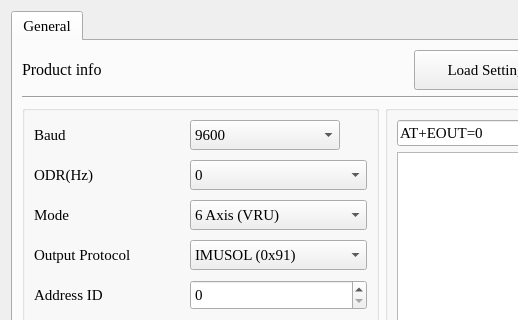
This is CHCenter/chsettingform.ui in dongFangTuring/CHCenter as Qt 5 draws it before an edit; both pictures show x 0 to 518 and y 0 to 320 of the 742 by 707 pixel window. The edited form follows.
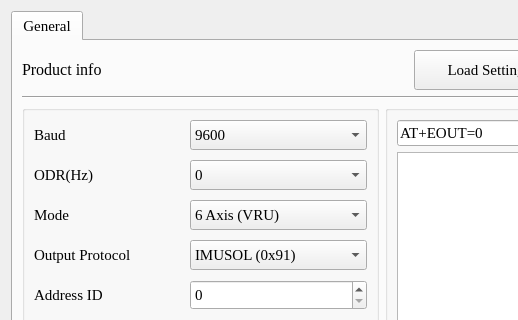
This is the edited form.

Diff of the .ui file:
```diff
--- a/CHCenter/chsettingform.ui
+++ b/CHCenter/chsettingform.ui
@@ -189,7 +189,7 @@
                 </property>
                 <property name="maximumSize">
                  <size>
-                  <width>150</width>
+                  <width>16777215</width>
                   <height>16777215</height>
                  </size>
                 </property>
```
